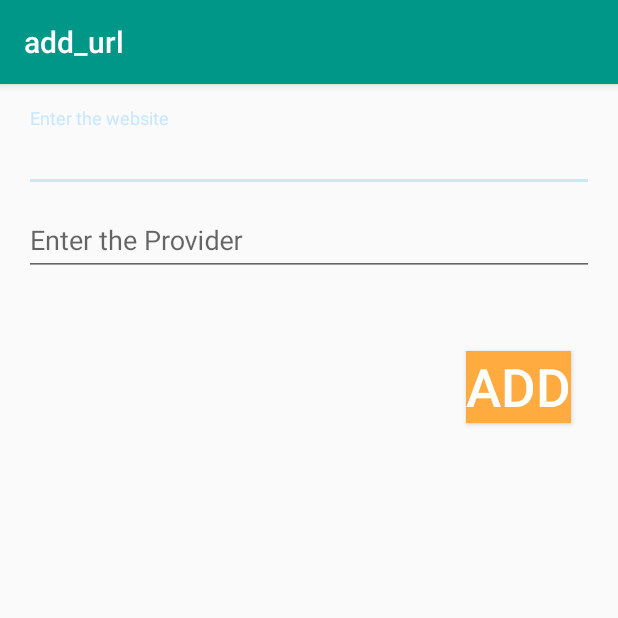
After one commit to rdesai7070/YeowUI, an Android app: the add_url screen opened directly, with no data from a screen before it, on a phone screen of 412 x 824 dp, the top half of it. The commit adds this screen. Run offline under Robolectric (Android 15) with nearby library versions, the phone set to English and light mode, and no system bars.

Commit message:
FAB button

```diff
--- a/app/src/main/java/com/example/riteshdesai/yeowui/MainActivity.java
+++ b/app/src/main/java/com/example/riteshdesai/yeowui/Activity/MainActivity.java
@@ -1,21 +1,26 @@
-package com.example.riteshdesai.yeowui;
+package com.example.riteshdesai.yeowui.Activity;
 
+import android.content.Intent;
 import android.os.Bundle;
 import android.support.design.widget.FloatingActionButton;
-import android.support.design.widget.Snackbar;
 import android.support.design.widget.TabLayout;
 import android.support.v4.view.ViewPager;
 import android.support.v7.app.AppCompatActivity;
 import android.support.v7.widget.Toolbar;
 import android.view.View;
-import android.view.Menu;
-import android.view.MenuItem;
 
-public class MainActivity extends AppCompatActivity {
+import com.example.riteshdesai.yeowui.R;
+import com.example.riteshdesai.yeowui.Fragments.ThreeFragment;
+import com.example.riteshdesai.yeowui.Fragments.TwoFragment;
+import com.example.riteshdesai.yeowui.Fragments.ViewPagerAdapter;
+import com.example.riteshdesai.yeowui.Fragments.oneFragment;
+
+public class MainActivity extends AppCompatActivity implements View.OnClickListener {
 
     private Toolbar toolbar;
     private TabLayout tabLayout;
     private ViewPager viewPager;
+    private FloatingActionButton add;
 
 
     @Override
@@ -33,6 +38,9 @@ public class MainActivity extends AppCompatActivity {
         tabLayout = (TabLayout) findViewById(R.id.tabs);
         tabLayout.setupWithViewPager(viewPager);
 
+        add = (FloatingActionButton) findViewById(R.id.add_fab);
+        add.setOnClickListener(this);
+
     }
 
     private void setupViewPager(ViewPager viewPager) {
@@ -41,6 +49,13 @@ public class MainActivity extends AppCompatActivity {
         adapter.addFragment(new TwoFragment(), "QUICK TEST");
         adapter.addFragment(new ThreeFragment(), "HISTORY");
         viewPager.setAdapter(adapter);
+    }
+
+    @Override
+    public void onClick(View v) {
+        startActivity(new Intent(this,add_url.class));
+
+
     }
 
    /* @Override
--- /dev/null
+++ b/app/src/main/java/com/example/riteshdesai/yeowui/Activity/add_url.java
@@ -0,0 +1,23 @@
+package com.example.riteshdesai.yeowui.Activity;
+
+import android.os.Bundle;
+import android.support.design.widget.FloatingActionButton;
+import android.support.design.widget.Snackbar;
+import android.support.v7.app.AppCompatActivity;
+import android.support.v7.widget.Toolbar;
+import android.view.View;
+
+import com.example.riteshdesai.yeowui.R;
+
+public class add_url extends AppCompatActivity {
+
+    @Override
+    protected void onCreate(Bundle savedInstanceState) {
+        super.onCreate(savedInstanceState);
+        setContentView(R.layout.activity_add_url);
+        Toolbar toolbar = (Toolbar) findViewById(R.id.toolbar);
+        setSupportActionBar(toolbar);
+
+    }
+
+}
--- a/app/src/main/java/com/example/riteshdesai/yeowui/TwoFragment.java
+++ b/app/src/main/java/com/example/riteshdesai/yeowui/Fragments/ThreeFragment.java
@@ -1,23 +1,23 @@
-package com.example.riteshdesai.yeowui;
+package com.example.riteshdesai.yeowui.Fragments;
 
-import android.content.Context;
-import android.net.Uri;
 import android.os.Bundle;
 import android.support.v4.app.Fragment;
 import android.view.LayoutInflater;
 import android.view.View;
 import android.view.ViewGroup;
 
+import com.example.riteshdesai.yeowui.R;
+
 
 /**
  * A simple {@link Fragment} subclass.
  * Activities that contain this fragment must implement the
- * {@link TwoFragment.OnFragmentInteractionListener} interface
+ * {@link ThreeFragment.OnFragmentInteractionListener} interface
  * to handle interaction events.
- * Use the {@link TwoFragment#newInstance} factory method to
+ * Use the {@link ThreeFragment#newInstance} factory method to
  * create an instance of this fragment.
  */
-public class TwoFragment extends Fragment {
+public class ThreeFragment extends Fragment {
    /* // TODO: Rename parameter arguments, choose names that match
     // the fragment initialization parameters, e.g. ARG_ITEM_NUMBER
     private static final String ARG_PARAM1 = "param1";
@@ -27,9 +27,9 @@ public class TwoFragment extends Fragment {
     private String mParam1;
     private String mParam2;
 
-   // private OnFragmentInteractionListener mListener;
+   // private oneFragment.OnFragmentInteractionListener mListener;
 */
-    public TwoFragment() {
+    public ThreeFragment() {
         // Required empty public constructor
     }
 
@@ -39,11 +39,11 @@ public class TwoFragment extends Fragment {
      *
      * @param param1 Parameter 1.
      * @param param2 Parameter 2.
-     * @return A new instance of fragment TwoFragment.
+     * @return A new instance of fragment ThreeFragment.
      */
     // TODO: Rename and change types and number of parameters
-  /*  public static TwoFragment newInstance(String param1, String param2) {
-        TwoFragment fragment = new TwoFragment();
+  /*  public static ThreeFragment newInstance(String param1, String param2) {
+        ThreeFragment fragment = new ThreeFragment();
         Bundle args = new Bundle();
         args.putString(ARG_PARAM1, param1);
         args.putString(ARG_PARAM2, param2);
@@ -54,7 +54,7 @@ public class TwoFragment extends Fragment {
     @Override
     public void onCreate(Bundle savedInstanceState) {
         super.onCreate(savedInstanceState);
-        /*if (getArguments() != null) {
+       /* if (getArguments() != null) {
             mParam1 = getArguments().getString(ARG_PARAM1);
             mParam2 = getArguments().getString(ARG_PARAM2);
         }*/
@@ -64,17 +64,17 @@ public class TwoFragment extends Fragment {
     public View onCreateView(LayoutInflater inflater, ViewGroup container,
                              Bundle savedInstanceState) {
         // Inflate the layout for this fragment
-        return inflater.inflate(R.layout.fragment_two, container, false);
+        return inflater.inflate(R.layout.fragment_three, container, false);
     }
 
-    // TODO: Rename method, update argument and hook method into UI event
-  /*  public void onButtonPressed(Uri uri) {
+  /*  // TODO: Rename method, update argument and hook method into UI event
+    public void onButtonPressed(Uri uri) {
         if (mListener != null) {
             mListener.onFragmentInteraction(uri);
         }
     }
 */
-  /*  @Override
+ /*   @Override
     public void onAttach(Context context) {
         super.onAttach(context);
         if (context instanceof OnFragmentInteractionListener) {
@@ -90,8 +90,8 @@ public class TwoFragment extends Fragment {
         super.onDetach();
         mListener = null;
     }
-*/
-    /**
+
+ */   /**
      * This interface must be implemented by activities that contain this
      * fragment to allow an interaction in this fragment to be communicated
      * to the activity and potentially other fragments contained in that
@@ -101,7 +101,7 @@ public class TwoFragment extends Fragment {
      * "http://developer.android.com/training/basics/fragments/communicating.html"
      * >Communicating with Other Fragments</a> for more information.
      */
-  /*  public interface OnFragmentInteractionListener {
+   /* public interface OnFragmentInteractionListener {
         // TODO: Update argument type and name
         void onFragmentInteraction(Uri uri);
     }
--- a/app/src/main/java/com/example/riteshdesai/yeowui/ThreeFragment.java
+++ b/app/src/main/java/com/example/riteshdesai/yeowui/Fragments/TwoFragment.java
@@ -1,23 +1,23 @@
-package com.example.riteshdesai.yeowui;
+package com.example.riteshdesai.yeowui.Fragments;
 
-import android.content.Context;
-import android.net.Uri;
 import android.os.Bundle;
 import android.support.v4.app.Fragment;
 import android.view.LayoutInflater;
 import android.view.View;
 import android.view.ViewGroup;
 
+import com.example.riteshdesai.yeowui.R;
+
 
 /**
  * A simple {@link Fragment} subclass.
  * Activities that contain this fragment must implement the
- * {@link ThreeFragment.OnFragmentInteractionListener} interface
+ * {@link TwoFragment.OnFragmentInteractionListener} interface
  * to handle interaction events.
- * Use the {@link ThreeFragment#newInstance} factory method to
+ * Use the {@link TwoFragment#newInstance} factory method to
  * create an instance of this fragment.
  */
-public class ThreeFragment extends Fragment {
+public class TwoFragment extends Fragment {
    /* // TODO: Rename parameter arguments, choose names that match
     // the fragment initialization parameters, e.g. ARG_ITEM_NUMBER
     private static final String ARG_PARAM1 = "param1";
@@ -27,9 +27,9 @@ public class ThreeFragment extends Fragment {
     private String mParam1;
     private String mParam2;
 
-   // private oneFragment.OnFragmentInteractionListener mListener;
+   // private OnFragmentInteractionListener mListener;
 */
-    public ThreeFragment() {
+    public TwoFragment() {
         // Required empty public constructor
     }
 
@@ -39,11 +39,11 @@ public class ThreeFragment extends Fragment {
      *
      * @param param1 Parameter 1.
      * @param param2 Parameter 2.
-     * @return A new instance of fragment ThreeFragment.
+     * @return A new instance of fragment TwoFragment.
      */
     // TODO: Rename and change types and number of parameters
-  /*  public static ThreeFragment newInstance(String param1, String param2) {
-        ThreeFragment fragment = new ThreeFragment();
+  /*  public static TwoFragment newInstance(String param1, String param2) {
+        TwoFragment fragment = new TwoFragment();
         Bundle args = new Bundle();
         args.putString(ARG_PARAM1, param1);
         args.putString(ARG_PARAM2, param2);
@@ -54,7 +54,7 @@ public class ThreeFragment extends Fragment {
     @Override
     public void onCreate(Bundle savedInstanceState) {
         super.onCreate(savedInstanceState);
-       /* if (getArguments() != null) {
+        /*if (getArguments() != null) {
             mParam1 = getArguments().getString(ARG_PARAM1);
             mParam2 = getArguments().getString(ARG_PARAM2);
         }*/
@@ -64,17 +64,17 @@ public class ThreeFragment extends Fragment {
     public View onCreateView(LayoutInflater inflater, ViewGroup container,
                              Bundle savedInstanceState) {
         // Inflate the layout for this fragment
-        return inflater.inflate(R.layout.fragment_three, container, false);
+        return inflater.inflate(R.layout.fragment_two, container, false);
     }
 
-  /*  // TODO: Rename method, update argument and hook method into UI event
-    public void onButtonPressed(Uri uri) {
+    // TODO: Rename method, update argument and hook method into UI event
+  /*  public void onButtonPressed(Uri uri) {
         if (mListener != null) {
             mListener.onFragmentInteraction(uri);
         }
     }
 */
- /*   @Override
+  /*  @Override
     public void onAttach(Context context) {
         super.onAttach(context);
         if (context instanceof OnFragmentInteractionListener) {
@@ -90,8 +90,8 @@ public class ThreeFragment extends Fragment {
         super.onDetach();
         mListener = null;
     }
-
- */   /**
+*/
+    /**
      * This interface must be implemented by activities that contain this
      * fragment to allow an interaction in this fragment to be communicated
      * to the activity and potentially other fragments contained in that
@@ -101,7 +101,7 @@ public class ThreeFragment extends Fragment {
      * "http://developer.android.com/training/basics/fragments/communicating.html"
      * >Communicating with Other Fragments</a> for more information.
      */
-   /* public interface OnFragmentInteractionListener {
+  /*  public interface OnFragmentInteractionListener {
         // TODO: Update argument type and name
         void onFragmentInteraction(Uri uri);
     }
--- a/app/src/main/java/com/example/riteshdesai/yeowui/ViewPagerAdapter.java
+++ b/app/src/main/java/com/example/riteshdesai/yeowui/Fragments/ViewPagerAdapter.java
@@ -1,4 +1,4 @@
-package com.example.riteshdesai.yeowui;
+package com.example.riteshdesai.yeowui.Fragments;
 
 import android.support.v4.app.Fragment;
 import android.support.v4.app.FragmentManager;
--- a/app/src/main/java/com/example/riteshdesai/yeowui/oneFragment.java
+++ b/app/src/main/java/com/example/riteshdesai/yeowui/Fragments/oneFragment.java
@@ -1,12 +1,12 @@
-package com.example.riteshdesai.yeowui;
+package com.example.riteshdesai.yeowui.Fragments;
 
-import android.content.Context;
-import android.net.Uri;
 import android.os.Bundle;
 import android.support.v4.app.Fragment;
 import android.view.LayoutInflater;
 import android.view.View;
 import android.view.ViewGroup;
+
+import com.example.riteshdesai.yeowui.R;
 
 
 /**
--- /dev/null
+++ b/app/src/main/res/layout/activity_add_url.xml
@@ -0,0 +1,32 @@
+<?xml version="1.0" encoding="utf-8"?>
+<android.support.design.widget.CoordinatorLayout
+    xmlns:android="http://schemas.android.com/apk/res/android"
+    xmlns:app="http://schemas.android.com/apk/res-auto"
+    xmlns:tools="http://schemas.android.com/tools"
+    android:layout_width="match_parent"
+    android:layout_height="match_parent"
+    android:fitsSystemWindows="true"
+    tools:context="com.example.riteshdesai.yeowui.Activity.add_url">
+
+    <android.support.design.widget.AppBarLayout
+        android:layout_width="match_parent"
+        android:layout_height="wrap_content"
+        android:theme="@style/MyMaterialTheme.AppBarOverlay">
+
+        <android.support.v7.widget.Toolbar
+            android:id="@+id/toolbar"
+            android:layout_width="match_parent"
+            android:layout_height="?attr/actionBarSize"
+            android:background="?attr/colorPrimary"
+            app:popupTheme="@style/MyMaterialTheme.PopupOverlay"/>
+
+    </android.support.design.widget.AppBarLayout>
+
+    <include layout="@layout/content_add_url"/>
+
+
+
+
+
+
+</android.support.design.widget.CoordinatorLayout>
--- a/app/src/main/res/layout/activity_main.xml
+++ b/app/src/main/res/layout/activity_main.xml
@@ -6,7 +6,7 @@
     android:layout_width="match_parent"
     android:layout_height="match_parent"
     android:fitsSystemWindows="true"
-    tools:context="com.example.riteshdesai.yeowui.MainActivity">
+    tools:context=".Activity.MainActivity">
 
     <android.support.design.widget.AppBarLayout
         android:layout_width="match_parent"
@@ -39,6 +39,7 @@
         app:layout_behavior="@string/appbar_scrolling_view_behavior"  />
 
     <android.support.design.widget.FloatingActionButton
+        android:id="@+id/add_fab"
         android:layout_width="wrap_content"
         android:layout_height="wrap_content"
         android:layout_gravity="bottom|right"
--- /dev/null
+++ b/app/src/main/res/layout/content_add_url.xml
@@ -0,0 +1,60 @@
+<?xml version="1.0" encoding="utf-8"?>
+<RelativeLayout
+    xmlns:android="http://schemas.android.com/apk/res/android"
+    xmlns:app="http://schemas.android.com/apk/res-auto"
+    xmlns:tools="http://schemas.android.com/tools"
+    android:layout_width="match_parent"
+    android:layout_height="match_parent"
+    android:paddingBottom="@dimen/activity_vertical_margin"
+    android:paddingLeft="@dimen/activity_horizontal_margin"
+    android:paddingRight="@dimen/activity_horizontal_margin"
+    android:paddingTop="@dimen/activity_vertical_margin"
+    app:layout_behavior="@string/appbar_scrolling_view_behavior"
+    tools:context="com.example.riteshdesai.yeowui.Activity.add_url"
+    tools:showIn="@layout/activity_add_url"
+    >
+
+    <android.support.design.widget.TextInputLayout
+        android:id="@+id/input_layout_website"
+        android:layout_width="match_parent"
+        android:layout_height="wrap_content">
+
+    <EditText
+        android:id="@+id/input_website"
+        android:layout_width="match_parent"
+        android:layout_height="wrap_content"
+        android:hint="Enter the website" />
+    </android.support.design.widget.TextInputLayout>
+
+    <android.support.design.widget.TextInputLayout
+        android:id="@+id/input_layout_provider"
+        android:layout_width="match_parent"
+        android:layout_height="wrap_content"
+        android:layout_below="@+id/input_layout_website"
+        android:layout_alignParentLeft="true"
+        android:layout_alignParentStart="true">
+
+        <EditText
+            android:id="@+id/input_provider"
+            android:layout_width="match_parent"
+            android:layout_height="wrap_content"
+            android:layout_marginTop="50dp"
+            android:hint="Enter the Provider" />
+    </android.support.design.widget.TextInputLayout>
+
+    <Button
+        style="?android:attr/buttonStyleSmall"
+        android:layout_width="wrap_content"
+        android:layout_height="wrap_content"
+        android:text="ADD"
+        android:id="@+id/button"
+        android:layout_below="@+id/input_layout_provider"
+        android:layout_alignParentRight="true"
+        android:layout_alignParentEnd="true"
+        android:layout_marginTop="50dp"
+        android:layout_marginRight="15dp"
+        android:textSize="35dp"
+        android:background="#FFAB40"
+        android:textColor="#ffffff"/>
+
+</RelativeLayout>
--- a/app/src/main/res/layout/content_main.xml
+++ b/app/src/main/res/layout/content_main.xml
@@ -10,7 +10,7 @@
     android:paddingRight="@dimen/activity_horizontal_margin"
     android:paddingTop="@dimen/activity_vertical_margin"
     app:layout_behavior="@string/appbar_scrolling_view_behavior"
-    tools:context="com.example.riteshdesai.yeowui.MainActivity"
+    tools:context=".Activity.MainActivity"
     >
 
 </RelativeLayout>
--- a/app/src/main/res/layout/fragment_one.xml
+++ b/app/src/main/res/layout/fragment_one.xml
@@ -2,7 +2,7 @@
              xmlns:tools="http://schemas.android.com/tools"
              android:layout_width="match_parent"
              android:layout_height="match_parent"
-             tools:context="com.example.riteshdesai.yeowui.oneFragment">
+             tools:context=".Fragments.oneFragment">
 
     <!-- TODO: Update blank fragment layout -->
     <TextView
--- a/app/src/main/res/layout/fragment_three.xml
+++ b/app/src/main/res/layout/fragment_three.xml
@@ -2,7 +2,7 @@
              xmlns:tools="http://schemas.android.com/tools"
              android:layout_width="match_parent"
              android:layout_height="match_parent"
-             tools:context="com.example.riteshdesai.yeowui.ThreeFragment">
+             tools:context=".Fragments.ThreeFragment">
 
     <!-- TODO: Update blank fragment layout -->
     <TextView
--- a/app/src/main/res/layout/fragment_two.xml
+++ b/app/src/main/res/layout/fragment_two.xml
@@ -2,7 +2,7 @@
              xmlns:tools="http://schemas.android.com/tools"
              android:layout_width="match_parent"
              android:layout_height="match_parent"
-             tools:context="com.example.riteshdesai.yeowui.TwoFragment">
+             tools:context=".Fragments.TwoFragment">
 
     <!-- TODO: Update blank fragment layout -->
     <TextView
--- a/app/src/main/res/menu/menu_main.xml
+++ b/app/src/main/res/menu/menu_main.xml
@@ -1,7 +1,7 @@
 <menu xmlns:android="http://schemas.android.com/apk/res/android"
       xmlns:app="http://schemas.android.com/apk/res-auto"
       xmlns:tools="http://schemas.android.com/tools"
-      tools:context="com.example.riteshdesai.yeowui.MainActivity">
+      tools:context=".Activity.MainActivity">
     <item
         android:id="@+id/action_settings"
         android:orderInCategory="100"
--- a/app/src/main/res/values/strings.xml
+++ b/app/src/main/res/values/strings.xml
@@ -7,4 +7,5 @@
     <string name="one">HOME</string>
     <string name="two">QUICK TEST</string>
     <string name="three">HISTORY</string>
+    <string name="title_activity_add_url">add_url</string>
 </resources>
--- a/app/src/main/res/values/styles.xml
+++ b/app/src/main/res/values/styles.xml
@@ -11,4 +11,8 @@
         <item name="colorPrimaryDark">@color/colorPrimaryDark</item>
         <item name="colorAccent">@color/colorAccent</item>
     </style>
+
+    <style name="MyMaterialTheme.AppBarOverlay" parent="ThemeOverlay.AppCompat.Dark.ActionBar"/>
+
+    <style name="MyMaterialTheme.PopupOverlay" parent="ThemeOverlay.AppCompat.Light"/>
 </resources>
```
Also changed, not shown: app/src/main/AndroidManifest.xml (+7 -2 lines).
